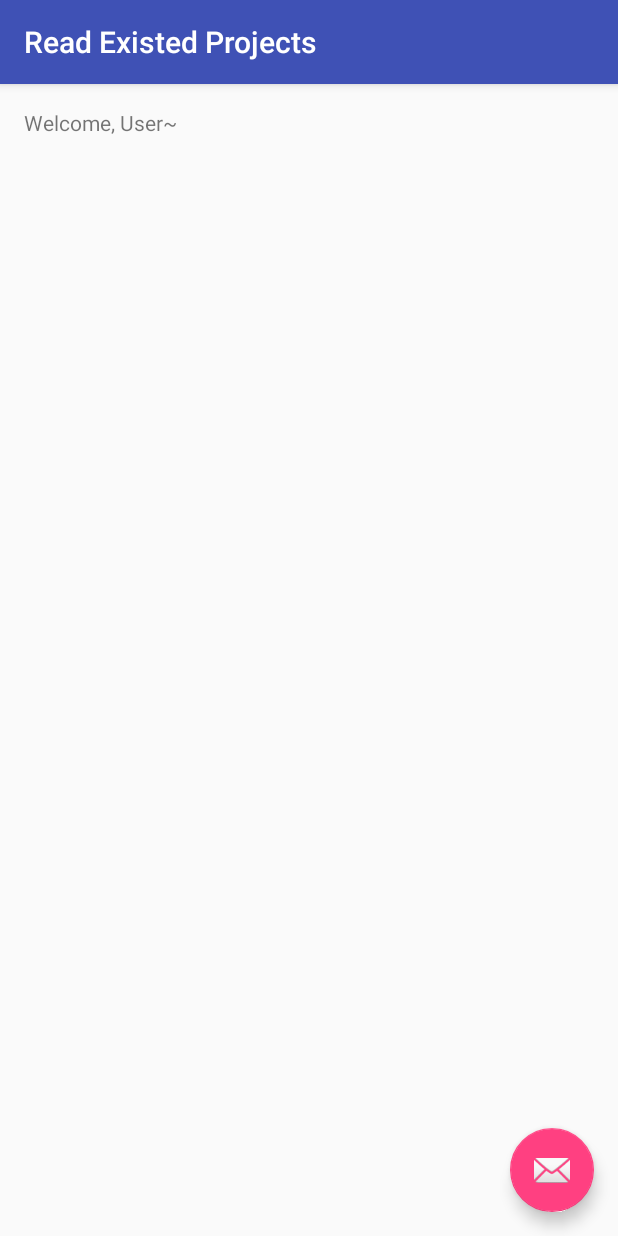
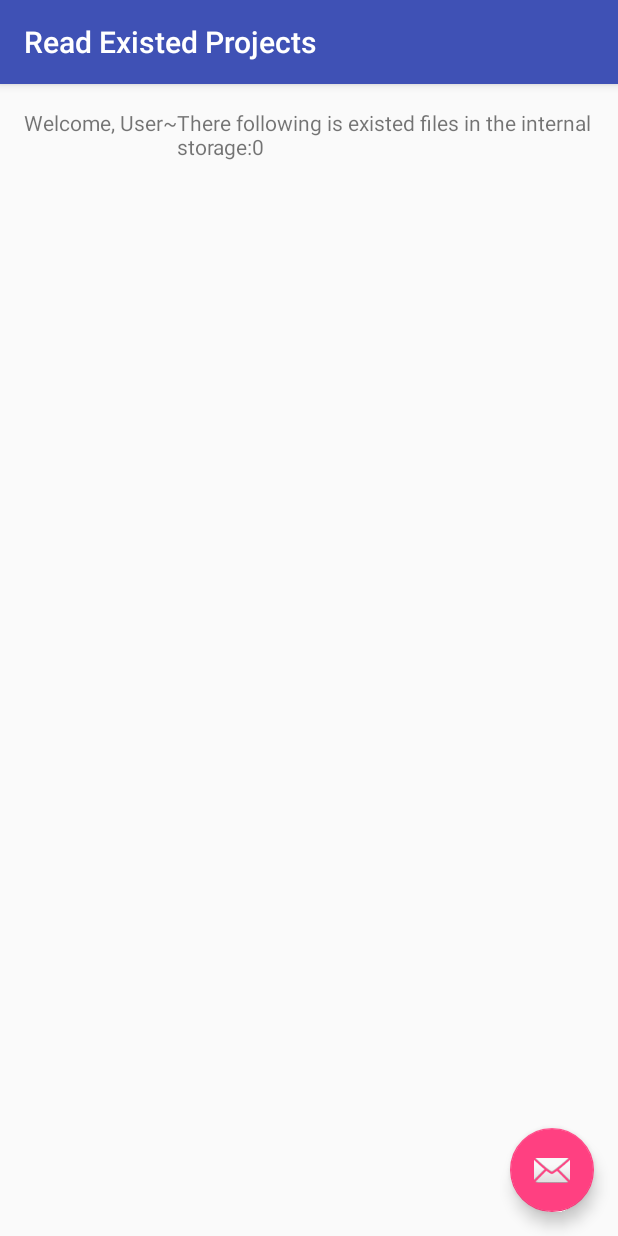
Before and after one commit to Anjali-Pai/GISDbAPP, an Android app: the ReadProjectsActivity screen opened directly, with no data from a screen before it, on a phone screen of 412 x 824 dp. Run offline under Robolectric (Android 15) with nearby library versions, the phone set to English and light mode, and no system bars.

Commit message:
ready to rebuild

```diff
--- a/app/src/main/java/com/example/xuxin/databasedemo/CreateProjectsActivity.java
+++ b/app/src/main/java/com/example/xuxin/databasedemo/CreateProjectsActivity.java
@@ -45,7 +45,6 @@ public class CreateProjectsActivity extends AppCompatActivity {
         testDb.execSQL(insertsql);
         showDatabase();
     }
-
     public void TestModify(View view){
         EditText ssnEditText = (EditText)findViewById(R.id.userssn);
         String userSSN = ssnEditText.getText().toString();
@@ -90,6 +89,8 @@ public class CreateProjectsActivity extends AppCompatActivity {
 
         // open or create a database
         testDb = openOrCreateDatabase("Testusers", Context.MODE_PRIVATE,null);
+        String[] files_list = getApplicationContext().fileList();
+
         testDb.execSQL("DROP TABLE IF EXISTS users");
         //create users table
         testDb.execSQL("CREATE TABLE users (id INTEGER PRIMARY KEY not null, ssn INTEGER not null, name VARCHAR not null);");
@@ -111,7 +112,7 @@ public class CreateProjectsActivity extends AppCompatActivity {
         }
 
         TextView myTextView = (TextView)findViewById(R.id.debuginfo);
-        myTextView.setText(databaselen+","+colCount+":"+title);
+        myTextView.setText(files_list.length+";"+databaselen+","+colCount+":"+title);
 
         // get the grid view
         GridView tableGridView = (GridView) findViewById(R.id.tablegridview);
@@ -234,3 +235,11 @@ public class CreateProjectsActivity extends AppCompatActivity {
         return super.onOptionsItemSelected(item);
     }
 }
+
+/* dev log:
+ * 03/07/2016
+ * todo: use SQLiteOpenHelper to storage database file in the internal storage
+ * todo: design a correct SQL schema
+ * at now, filelist find no files in the storage
+ *
+ */
--- a/app/src/main/java/com/example/xuxin/databasedemo/ReadProjectsActivity.java
+++ b/app/src/main/java/com/example/xuxin/databasedemo/ReadProjectsActivity.java
@@ -6,6 +6,7 @@ import android.support.design.widget.Snackbar;
 import android.support.v7.app.AppCompatActivity;
 import android.support.v7.widget.Toolbar;
 import android.view.View;
+import android.widget.TextView;
 
 public class ReadProjectsActivity extends AppCompatActivity {
 
@@ -24,6 +25,16 @@ public class ReadProjectsActivity extends AppCompatActivity {
                         .setAction("Action", null).show();
             }
         });
+
+        String welcome_str = "There following is existed files in the internal storage:";
+        String[] files_list = getApplicationContext().fileList();// this.getFilesDir().list(); // or try fileList()
+        welcome_str = welcome_str +files_list.length;
+        for (String str:files_list
+             ) {welcome_str.concat("\n" + str);
+
+        }
+        TextView resultTextView = (TextView)findViewById(R.id.existed_projects_names);
+        resultTextView.setText(welcome_str);
     }
 
 }
--- a/app/src/main/res/layout/content_read_projects.xml
+++ b/app/src/main/res/layout/content_read_projects.xml
@@ -1,5 +1,5 @@
 <?xml version="1.0" encoding="utf-8"?>
-<RelativeLayout xmlns:android="http://schemas.android.com/apk/res/android"
+<LinearLayout xmlns:android="http://schemas.android.com/apk/res/android"
     xmlns:app="http://schemas.android.com/apk/res-auto"
     xmlns:tools="http://schemas.android.com/tools"
     android:layout_width="match_parent"
@@ -15,5 +15,9 @@
         android:layout_width="wrap_content"
         android:layout_height="wrap_content"
         android:text="@string/welcome"/>
+    <TextView
+        android:id="@+id/existed_projects_names"
+        android:layout_width="wrap_content"
+        android:layout_height="wrap_content" />
 
-</RelativeLayout>
+</LinearLayout>
```
